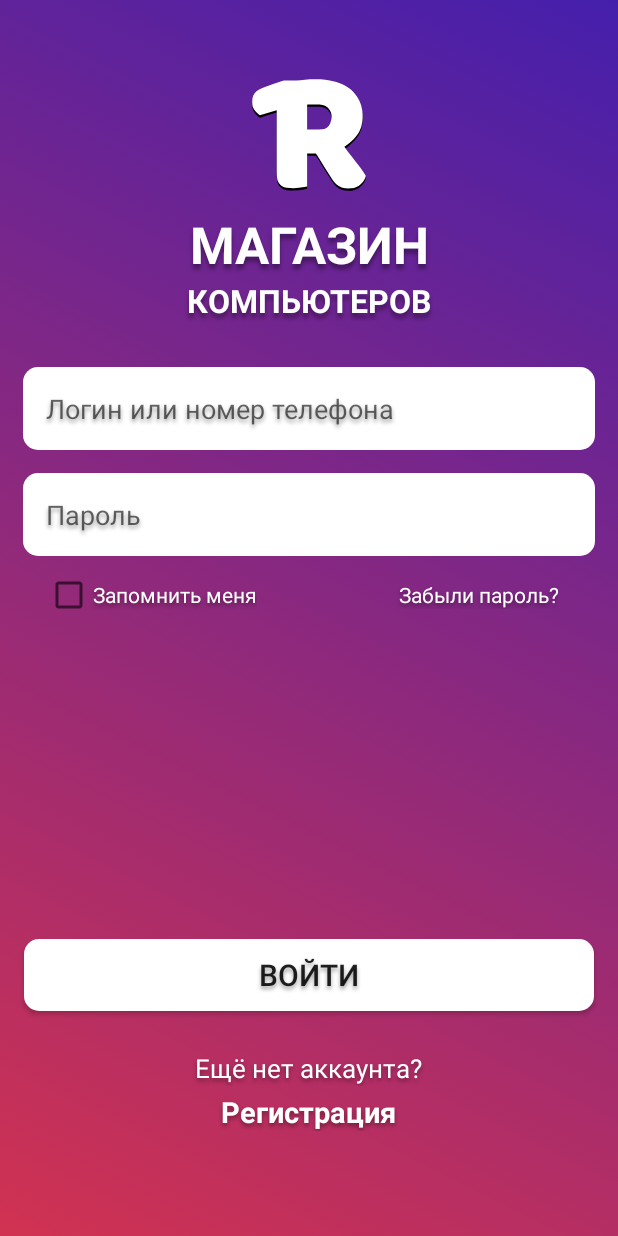
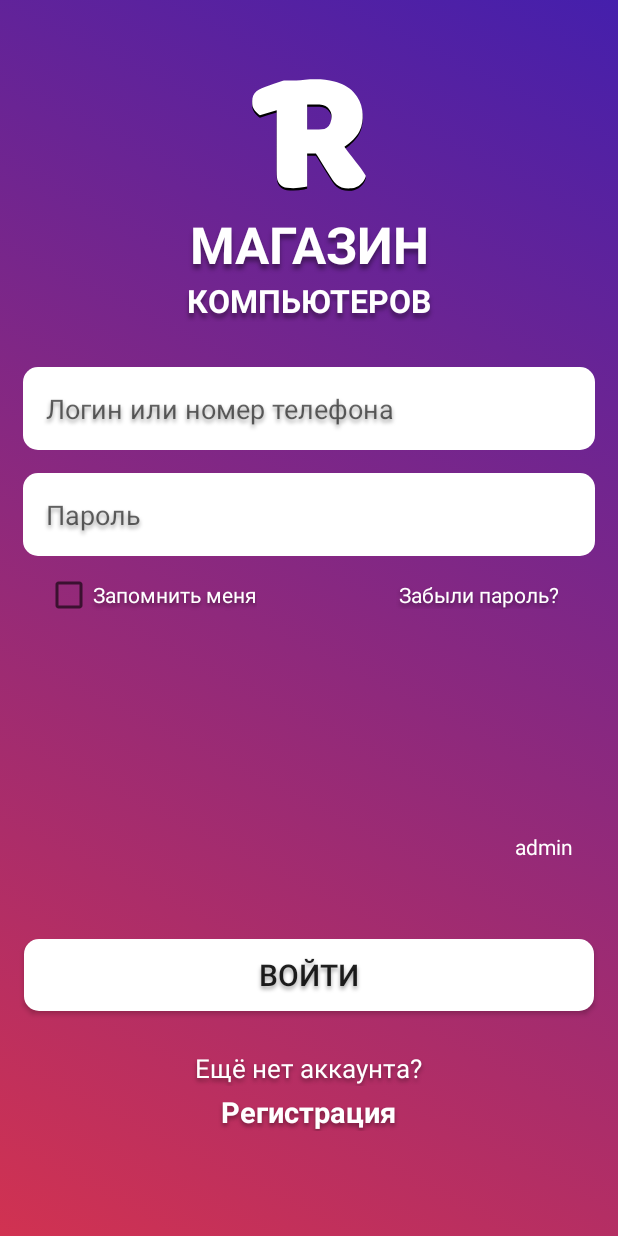
Before and after one commit to KonstantinL04/kursachOOP, an Android app: the LoginActivity screen opened directly, with no data from a screen before it, on a phone screen of 412 x 824 dp. Run offline under Robolectric (Android 15) with nearby library versions, the phone set to English and light mode, and no system bars; our stand-ins replace Firebase (no records; nobody signed in at launch, a user with empty details on screens opened directly); libraries missing offline, so code that uses them is left out: com.rey.material, io.paperdb; plain views replace CheckBox; 2 statements that could not run were skipped.

Commit message:
Небольшие изменения и добавление управления для админа

```diff
--- a/app/src/main/java/com/example/kursachoop/LoginActivity.java
+++ b/app/src/main/java/com/example/kursachoop/ui/LoginActivity.java
@@ -1,4 +1,4 @@
-package com.example.kursachoop;
+package com.example.kursachoop.ui;
 
 import androidx.annotation.NonNull;
 import androidx.appcompat.app.AppCompatActivity;
@@ -13,8 +13,11 @@ import android.widget.EditText;
 import android.widget.TextView;
 import android.widget.Toast;
 
+import com.example.kursachoop.R;
+import com.example.kursachoop.ui.Admin.AdminAddNewProductActivity;
 import com.example.kursachoop.Model.Users;
 import com.example.kursachoop.Prevalent.Prevalent;
+import com.example.kursachoop.ui.Users.HomeActivity;
 import com.google.firebase.database.DataSnapshot;
 import com.google.firebase.database.DatabaseError;
 import com.google.firebase.database.DatabaseReference;
@@ -31,6 +34,7 @@ public class LoginActivity extends AppCompatActivity {
     private ProgressDialog loadingBar;
     private String parrentDbName = "Users";
     private CheckBox checkBoxRememberMe;
+    private TextView AdminLink, NotAdminLink;
 
     @Override
     protected void onCreate(Bundle savedInstanceState) {
@@ -45,6 +49,10 @@ public class LoginActivity extends AppCompatActivity {
         txtRegister = (TextView) findViewById(R.id.log_reg_txt_sign_up);
         checkBoxRememberMe = (CheckBox) findViewById(R.id.login_checkBox);
         Paper.init(this);
+
+        AdminLink = (TextView) findViewById(R.id.panel_admin);
+        NotAdminLink = (TextView) findViewById(R.id.not_panel_admin);
+
         txtRoot.setOnClickListener(new View.OnClickListener() {
             @Override
             public void onClick(View v) {
@@ -64,6 +72,24 @@ public class LoginActivity extends AppCompatActivity {
             public void onClick(View v) {
                 Intent registerIntent = new Intent(LoginActivity.this, RegisterActivity.class);
                 startActivity(registerIntent);
+            }
+        });
+        AdminLink.setOnClickListener(new View.OnClickListener() {
+            @Override
+            public void onClick(View v) {
+                AdminLink.setVisibility(View.INVISIBLE);
+                NotAdminLink.setVisibility(View.VISIBLE);
+                loginButton.setText("Вход для админа");
+                parrentDbName = "Admins";
+            }
+        });
+        NotAdminLink.setOnClickListener(new View.OnClickListener() {
+            @Override
+            public void onClick(View v) {
+                AdminLink.setVisibility(View.VISIBLE);
+                NotAdminLink.setVisibility(View.INVISIBLE);
+                loginButton.setText("Войти");
+                parrentDbName = "Users";
             }
         });
     }
@@ -110,11 +136,19 @@ public class LoginActivity extends AppCompatActivity {
 
                     if(usersData.getPhone().equals(phone)){
                         if(usersData.getPassword().equals(password)){
-                            loadingBar.dismiss();
-                            Toast.makeText(LoginActivity.this, "Успешный вход!", Toast.LENGTH_SHORT).show();
+                            if(parrentDbName.equals("Users")){
+                                loadingBar.dismiss();
+                                Toast.makeText(LoginActivity.this, "Успешный вход!", Toast.LENGTH_SHORT).show();
 
-                            Intent homeIntent = new Intent(LoginActivity.this, HomeActivity.class);
-                            startActivity(homeIntent);
+                                Intent homeIntent = new Intent(LoginActivity.this, HomeActivity.class);
+                                startActivity(homeIntent);
+                            } else if (parrentDbName.equals("Admins")) {
+                                loadingBar.dismiss();
+                                Toast.makeText(LoginActivity.this, "Успешный вход!", Toast.LENGTH_SHORT).show();
+
+                                Intent homeIntent = new Intent(LoginActivity.this, AdminAddNewProductActivity.class);
+                                startActivity(homeIntent);
+                            }
                         }
                         else {
                             loadingBar.dismiss();
--- a/app/src/main/java/com/example/kursachoop/RegisterActivity.java
+++ b/app/src/main/java/com/example/kursachoop/ui/RegisterActivity.java
@@ -1,4 +1,4 @@
-package com.example.kursachoop;
+package com.example.kursachoop.ui;
 
 import androidx.annotation.NonNull;
 import androidx.appcompat.app.AppCompatActivity;
@@ -13,6 +13,7 @@ import android.widget.EditText;
 import android.widget.TextView;
 import android.widget.Toast;
 
+import com.example.kursachoop.R;
 import com.google.android.gms.tasks.OnCompleteListener;
 import com.google.android.gms.tasks.Task;
 import com.google.firebase.database.DataSnapshot;
--- a/app/src/main/res/layout/activity_home.xml
+++ b/app/src/main/res/layout/activity_home.xml
@@ -4,7 +4,8 @@
     xmlns:tools="http://schemas.android.com/tools"
     android:layout_width="match_parent"
     android:layout_height="match_parent"
-    tools:context=".HomeActivity">
+    tools:context=".ui.Users.HomeActivity"
+    android:background="@drawable/gradient_background">
 
     <Button
         android:id="@+id/button"
--- a/app/src/main/res/layout/activity_login.xml
+++ b/app/src/main/res/layout/activity_login.xml
@@ -5,7 +5,7 @@
     android:layout_width="match_parent"
     android:layout_height="match_parent"
     android:background="@drawable/gradient_background"
-    tools:context=".LoginActivity">
+    tools:context=".ui.LoginActivity">
 
     <ImageView
         android:id="@+id/logo"
@@ -162,6 +162,30 @@
         android:textColor="@color/white"
         android:textSize="19sp"
         android:textStyle="bold" />
+    <TextView
+        android:id="@+id/panel_admin"
+        android:layout_width="wrap_content"
+        android:layout_height="wrap_content"
+        android:text="admin"
+        android:textColor="@color/white"
+        android:textAlignment="viewEnd"
+        android:layout_marginRight="30dp"
+        android:layout_marginBottom="250dp"
+        android:layout_alignParentBottom="true"
+        android:layout_alignParentRight="true"/>
+<!--    android:visibility="invisible"/>   -->
+    <TextView
+        android:id="@+id/not_panel_admin"
+        android:layout_width="wrap_content"
+        android:layout_height="wrap_content"
+        android:text="Для клиентов"
+        android:textColor="@color/white"
+        android:textAlignment="viewEnd"
+        android:layout_marginLeft="30dp"
+        android:layout_marginBottom="250dp"
+        android:layout_alignParentBottom="true"
+        android:layout_alignParentRight="false"
+        android:visibility="invisible"/>
 
 
 </RelativeLayout>
--- a/app/src/main/res/layout/activity_main.xml
+++ b/app/src/main/res/layout/activity_main.xml
@@ -6,7 +6,7 @@
     android:layout_width="match_parent"
     android:layout_height="match_parent"
     android:background="@drawable/gradient_background"
-    tools:context=".MainActivity">
+    tools:context=".ui.Users.HomeActivity$MainActivity">
 
     <ImageView
         android:id="@+id/logo"
--- a/app/src/main/res/layout/activity_register.xml
+++ b/app/src/main/res/layout/activity_register.xml
@@ -4,7 +4,7 @@
     xmlns:tools="http://schemas.android.com/tools"
     android:layout_width="match_parent"
     android:layout_height="match_parent"
-    tools:context=".RegisterActivity"
+    tools:context=".ui.RegisterActivity"
     android:background="@drawable/gradient_background">
 
     <ImageView
```
Also changed, not shown: app/src/main/AndroidManifest.xml (+10 -5 lines), app/src/main/java/com/example/kursachoop/HomeActivity.java (deleted, +0 -31 lines), app/src/main/java/com/example/kursachoop/MainActivity.java (deleted, +0 -112 lines), app/src/main/java/com/example/kursachoop/ui/Admin/AdminAddNewProductActivity.java (added, +19 -0 lines), app/src/main/java/com/example/kursachoop/ui/Admin/AdminCategoryActivity.java (added, +16 -0 lines), app/src/main/java/com/example/kursachoop/ui/Users/HomeActivity.java (added, +132 -0 lines), app/src/main/res/layout/activity_admin_add_new_product.xml (added, +9 -0 lines), app/src/main/res/layout/activity_admin_category.xml (added, +9 -0 lines).
